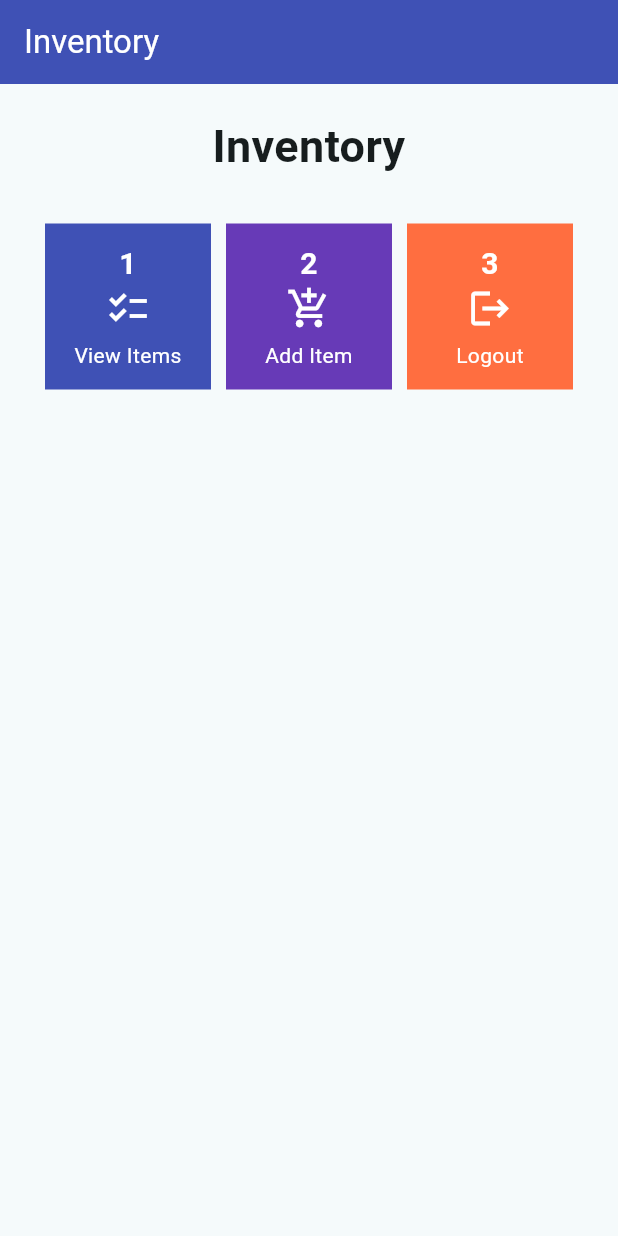
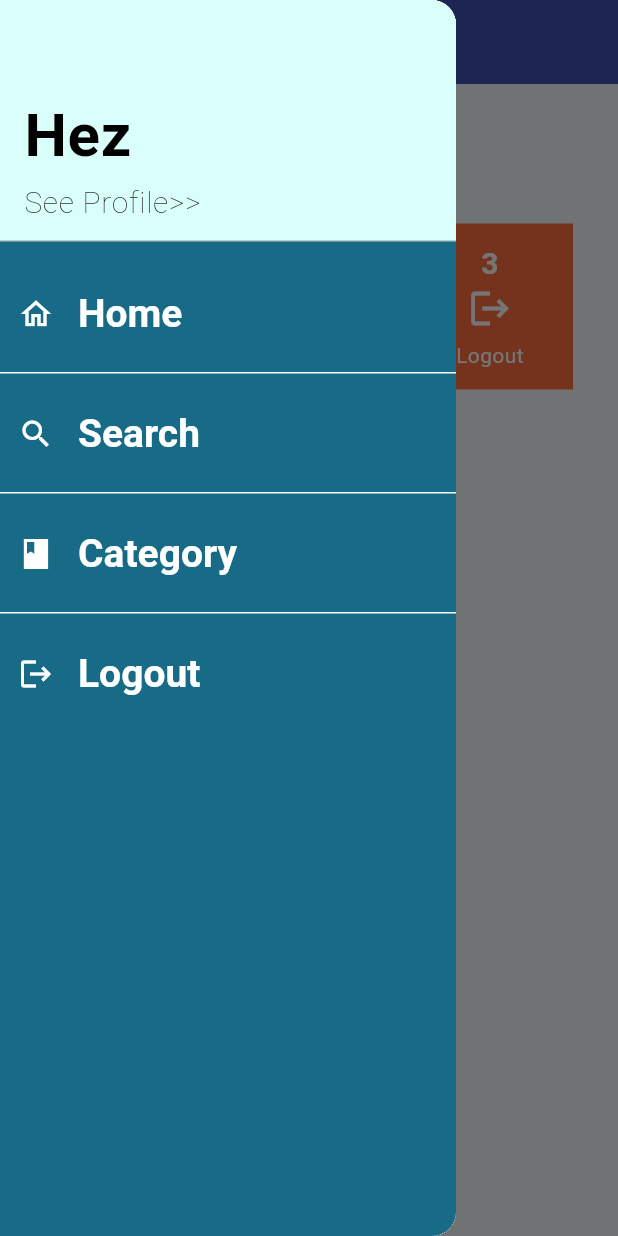
Before and after one commit to AyamPanapis/mybooklist-mobile, a Flutter app: the MyHomePage screen opened directly, with the side drawer open (before the commit the screen has no drawer), on a phone screen of 412 x 824 dp. Run offline on Flutter 3.47's test engine with Material 2 defaults, Android fonts, the phone set to English and light mode, and no system bars; missing offline and left inert: pbp_django_auth.

Commit message:
Finished left drawer

```diff
--- a/lib/screens/landing/landing_page.dart
+++ b/lib/screens/landing/landing_page.dart
@@ -1,5 +1,6 @@
 import 'package:flutter/material.dart';
 import 'package:mybooklistmobile/screens/landing/item_card.dart';
+import 'package:mybooklistmobile/widgets/left_drawer.dart';
 
 class MyHomePage extends StatelessWidget {
   MyHomePage({Key? key}) : super(key: key);
@@ -19,6 +20,9 @@
         ),
         backgroundColor: Colors.indigo,
         foregroundColor: Colors.white,
+      ),
+      drawer: const Drawer(
+        child: LeftDrawer(),
       ),
       body: SingleChildScrollView(
         // Scrolling wrapper widget
--- a/lib/widgets/left_drawer.dart
+++ b/lib/widgets/left_drawer.dart
@@ -0,0 +1,125 @@
+import 'package:flutter/material.dart';
+import 'package:mybooklistmobile/screens/auth/login.dart';
+// import 'package:mybooklistmobile/screens/auth/register.dart';
+// import 'package:mybooklistmobile/screens/category/category_page.dart';
+import 'package:mybooklistmobile/screens/landing/landing_page.dart';
+
+class LeftDrawer extends StatelessWidget {
+  const LeftDrawer({super.key});
+
+  @override
+  Widget build(BuildContext context) {
+    return Drawer(
+      backgroundColor: const Color(0xFF176B87),
+      child: ListView(
+        children: [
+          const DrawerHeader(
+            decoration: BoxDecoration(
+              color: Color(0xFFDAFFFB),
+            ),
+            child: Column(
+              crossAxisAlignment: CrossAxisAlignment.start,
+              children: [
+                Padding(padding: EdgeInsets.only(top: 44)),
+                Text(
+                  'Hez',
+                  style: TextStyle(
+                    fontSize: 40,
+                    fontWeight: FontWeight.bold,
+                    color: Colors.black,
+                  ),
+                ),
+                Text(
+                  "See Profile>>",
+                  style: TextStyle(
+                    fontSize: 20,
+                    fontWeight: FontWeight.w100,
+                    color: Colors.black,
+                  ),
+                ),
+              ],
+            ),
+          ),
+          ListTile(
+            contentPadding: EdgeInsets.only(top: 12, bottom: 12, left: 12),
+            leading: const Icon(Icons.home_outlined),
+            iconColor: Colors.white,
+            title: const Text('Home'),
+            titleTextStyle: TextStyle(
+              color: Colors.white,
+              fontSize: 26,
+              fontWeight: FontWeight.bold,
+            ),
+            // redirect to MyHomePage
+            onTap: () {
+              Navigator.pushReplacement(
+                  context,
+                  MaterialPageRoute(
+                    builder: (context) => MyHomePage(),
+                  ));
+            },
+          ),
+          Divider(
+            // Add a white divider
+            color: Colors.white,
+            thickness: 1,
+            height: 0,
+          ),
+          ListTile(
+            contentPadding: EdgeInsets.only(top: 12, bottom: 12, left: 12),
+            leading: const Icon(Icons.search),
+            iconColor: Colors.white,
+            title: const Text('Search'),
+            titleTextStyle: TextStyle(
+              color: Colors.white,
+              fontSize: 26,
+              fontWeight: FontWeight.bold,
+            ),
+          ),
+          Divider(
+            // Add a white divider
+            color: Colors.white,
+            thickness: 1,
+            height: 0,
+          ),
+          ListTile(
+            contentPadding: EdgeInsets.only(top: 12, bottom: 12, left: 12),
+            leading: const Icon(Icons.book_sharp),
+            iconColor: Colors.white,
+            title: const Text('Category'),
+            titleTextStyle: TextStyle(
+              color: Colors.white,
+              fontSize: 26,
+              fontWeight: FontWeight.bold,
+            ),
+          ),
+          Divider(
+            // Add a white divider
+            color: Colors.white,
+            thickness: 1,
+            height: 0,
+          ),
+          ListTile(
+            contentPadding: EdgeInsets.only(top: 12, bottom: 12, left: 12),
+            leading: const Icon(Icons.logout),
+            iconColor: Colors.white,
+            title: const Text('Logout'),
+            titleTextStyle: TextStyle(
+              color: Colors.white,
+              fontSize: 26,
+              fontWeight: FontWeight.bold,
+            ),
+            // redirect to ShopFormPage
+            onTap: () {
+              Navigator.push(
+                  context,
+                  MaterialPageRoute(
+                    builder: (context) => const LoginApp(),
+                  ));
+            },
+          ),
+        ],
+      ),
+    );
+  }
+}
```
